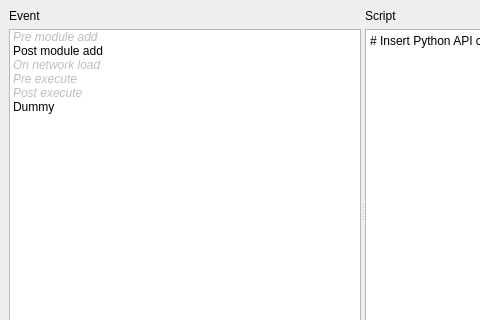
The window that src/Interface/Application/TriggeredEventsWindow.ui (SCIInstitute/SCIRun) describes before a commit, drawn with Qt 5; both pictures show x 0 to 480 and y 0 to 320 of the 725 by 422 pixel window.
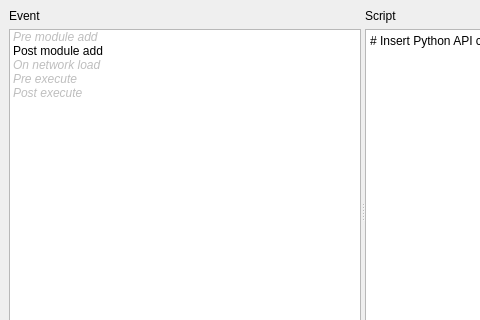
The same window after the commit.

The edit to the form file:
```diff
--- a/src/Interface/Application/TriggeredEventsWindow.ui
+++ b/src/Interface/Application/TriggeredEventsWindow.ui
@@ -94,11 +94,6 @@
             <set>ItemIsSelectable|ItemIsDragEnabled|ItemIsUserCheckable</set>
            </property>
           </item>
-          <item>
-           <property name="text">
-            <string>Dummy</string>
-           </property>
-          </item>
          </widget>
         </item>
        </layout>
```
